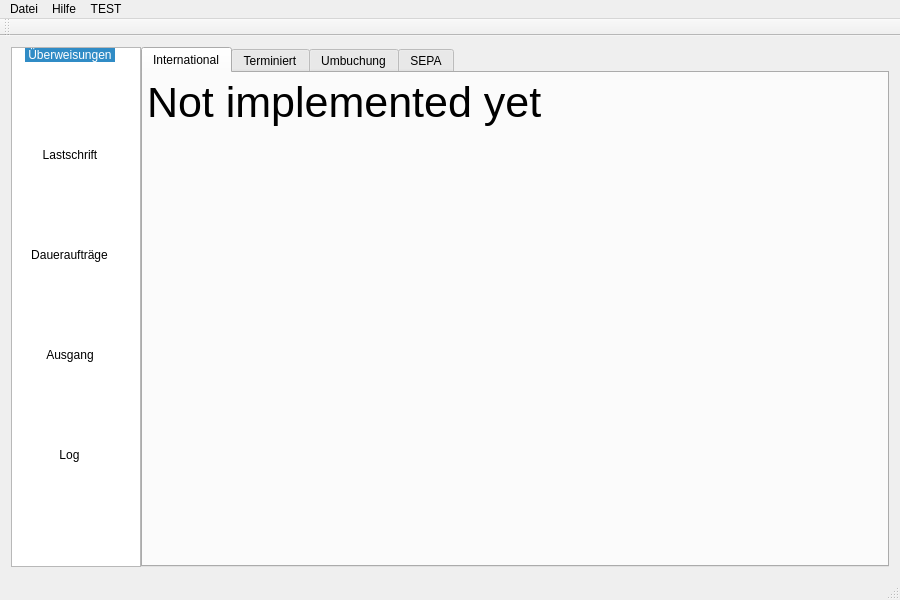
Before: the Qt Designer form src/mainwindow.ui in schmufu/abtransfers, drawn with Qt 5.
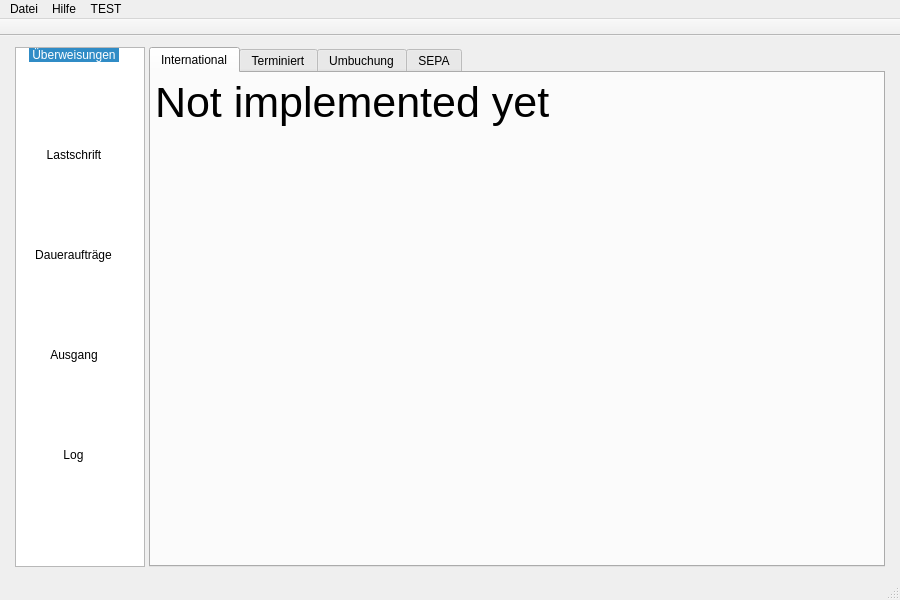
After: the same form once the commit is applied. Icons and pictures are not drawn.

Diff of the .ui file:
```diff
--- a/src/mainwindow.ui
+++ b/src/mainwindow.ui
@@ -31,7 +31,13 @@
     <item>
      <layout class="QHBoxLayout" name="horizontalLayout">
       <property name="spacing">
-       <number>0</number>
+       <number>4</number>
+      </property>
+      <property name="leftMargin">
+       <number>4</number>
+      </property>
+      <property name="rightMargin">
+       <number>4</number>
       </property>
       <item>
        <widget class="QListWidget" name="listWidget">
@@ -359,6 +365,18 @@
    <addaction name="menuTEST"/>
   </widget>
   <widget class="QToolBar" name="mainToolBar">
+   <property name="windowTitle">
+    <string>MainToolBar</string>
+   </property>
+   <property name="movable">
+    <bool>false</bool>
+   </property>
+   <property name="toolButtonStyle">
+    <enum>Qt::ToolButtonTextBesideIcon</enum>
+   </property>
+   <property name="floatable">
+    <bool>false</bool>
+   </property>
    <attribute name="toolBarArea">
     <enum>TopToolBarArea</enum>
    </attribute>
```
Left out of the diff: 3 changed lines with no effect on the pictures.
